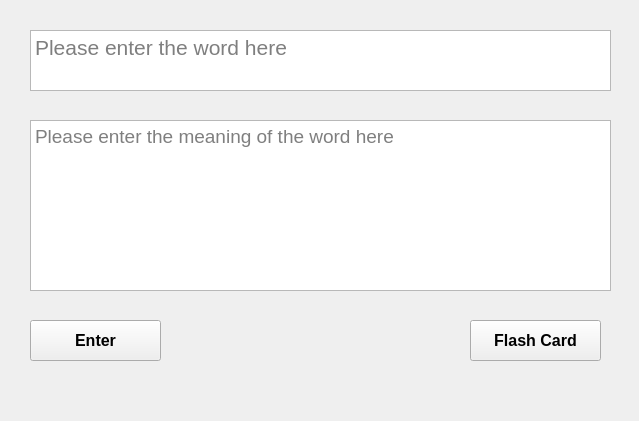
Above: second.ui from brainbrain02/Personal-Dictionary before the change. Below: the same form after it.
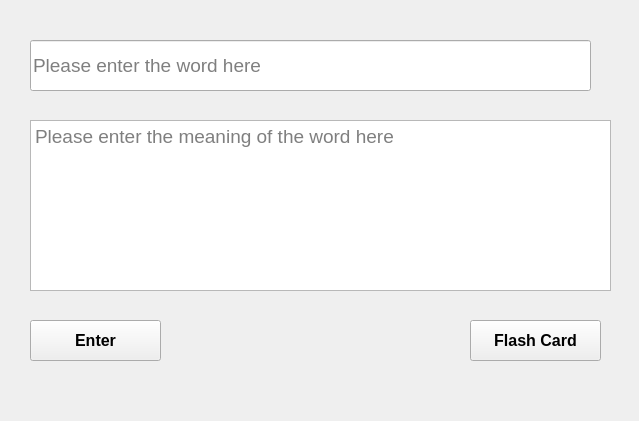
That is the form after the change.

Commit message: Create Storage class in App.py to solve file data conflict among page 1 and page 2. Complete "adding new word and explaination" feature.

```diff
--- a/second.ui
+++ b/second.ui
@@ -33,24 +33,6 @@
     <string>Flash Card</string>
    </property>
   </widget>
-  <widget class="QTextEdit" name="word_entry">
-   <property name="geometry">
-    <rect>
-     <x>30</x>
-     <y>30</y>
-     <width>581</width>
-     <height>61</height>
-    </rect>
-   </property>
-   <property name="font">
-    <font>
-     <pointsize>16</pointsize>
-    </font>
-   </property>
-   <property name="placeholderText">
-    <string>Please enter the word here</string>
-   </property>
-  </widget>
   <widget class="QTextEdit" name="meaning_entry">
    <property name="geometry">
     <rect>
@@ -89,6 +71,27 @@
     <string>Enter</string>
    </property>
   </widget>
+  <widget class="QLineEdit" name="word_entry">
+   <property name="geometry">
+    <rect>
+     <x>30</x>
+     <y>40</y>
+     <width>561</width>
+     <height>51</height>
+    </rect>
+   </property>
+   <property name="font">
+    <font>
+     <pointsize>14</pointsize>
+     <weight>50</weight>
+     <italic>false</italic>
+     <bold>false</bold>
+    </font>
+   </property>
+   <property name="placeholderText">
+    <string>Please enter the word here</string>
+   </property>
+  </widget>
  </widget>
  <resources/>
  <connections/>
```
Left out of the diff: 3 changed lines with no effect on the pictures. The commit also changes 3 other files.
